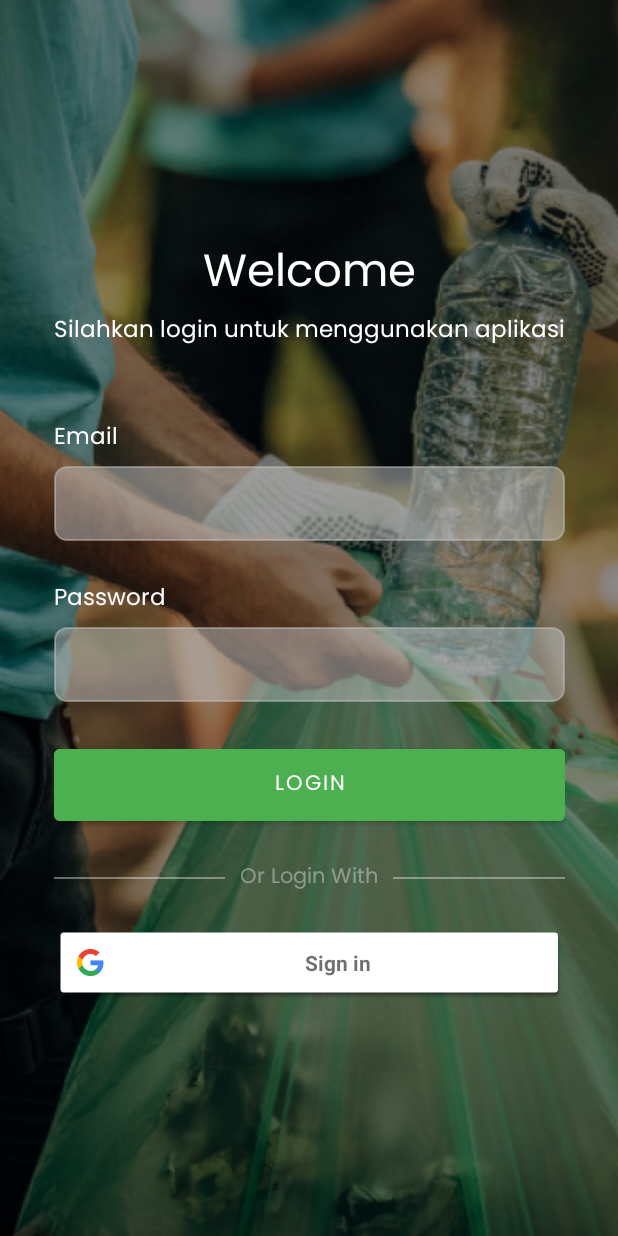
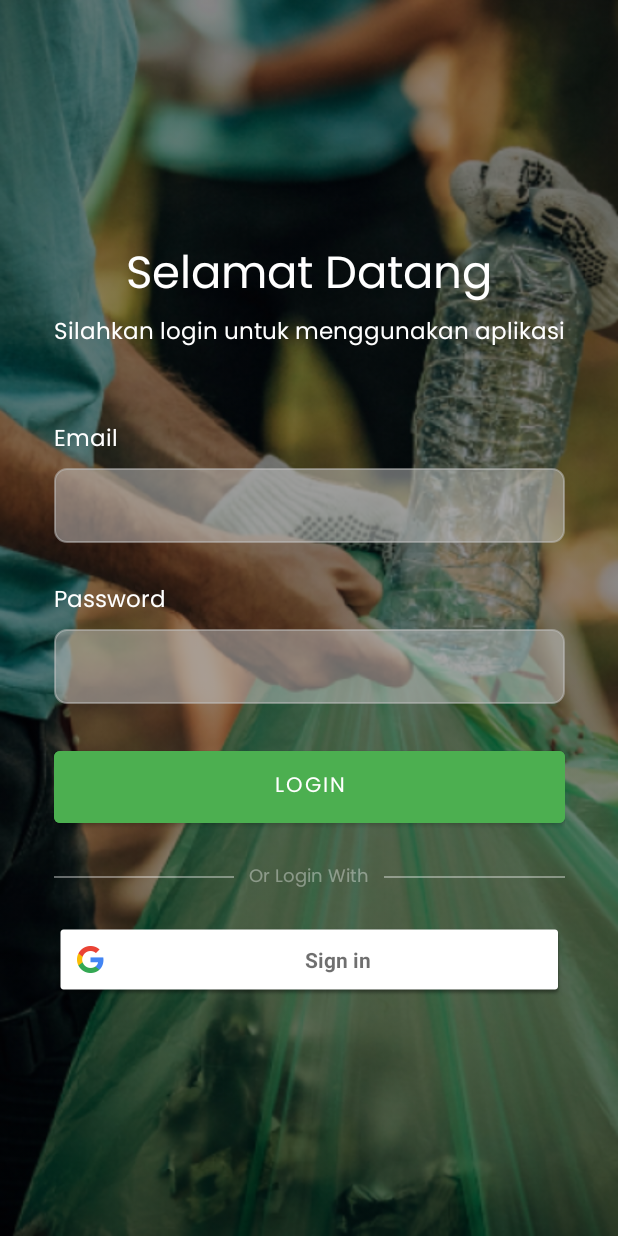
Before and after one commit to prasetya4di/MyBankSampah, an Android app: the layout activity_login.xml on its own in the app's theme, with its tools: preview values and no code run, on a phone screen of 412 x 824 dp. Run offline under Robolectric (Android 15) with nearby library versions, the phone set to English and light mode, and no system bars.

Commit message:
add string resources

```diff
--- a/app/src/main/res/layout/activity_login.xml
+++ b/app/src/main/res/layout/activity_login.xml
@@ -23,14 +23,14 @@
         <TextView
             android:layout_width="wrap_content"
             android:layout_height="wrap_content"
-            android:text="Welcome"
+            android:text="@string/txt_welcome"
             android:textColor="@color/white"
             android:textSize="30sp" />
 
         <TextView
             android:layout_width="wrap_content"
             android:layout_height="wrap_content"
-            android:text="Silahkan login untuk menggunakan aplikasi"
+            android:text="@string/txt_please_login"
             android:textColor="@color/white"
             android:textSize="15sp" />
 
@@ -38,7 +38,7 @@
             android:layout_width="match_parent"
             android:layout_height="wrap_content"
             android:layout_marginTop="45dp"
-            android:text="Email"
+            android:text="@string/label_email"
             android:textColor="@color/white"
             android:textSize="15sp" />
 
@@ -53,7 +53,7 @@
             android:layout_width="match_parent"
             android:layout_height="wrap_content"
             android:layout_marginTop="26dp"
-            android:text="Password"
+            android:text="@string/label_password"
             android:textColor="@color/white"
             android:textSize="15sp" />
 
@@ -70,7 +70,7 @@
             android:layout_height="60dp"
             android:layout_marginTop="25dp"
             android:backgroundTint="@color/colorPrimary"
-            android:text="Login" />
+            android:text="@string/txt_login" />
 
         <LinearLayout
             android:layout_width="match_parent"
@@ -90,7 +90,8 @@
                 android:layout_height="wrap_content"
                 android:layout_marginLeft="10dp"
                 android:layout_marginRight="10dp"
-                android:text="Or Login With"
+                android:text="@string/txt_login_with"
+                android:textSize="12sp"
                 android:textColor="#60FFFFFF" />
 
             <View
--- a/app/src/main/res/values/strings.xml
+++ b/app/src/main/res/values/strings.xml
@@ -29,6 +29,11 @@
     <string name="txt_your_balance">Saldo Anda :</string>
     <string name="txt_your_balance_and_history"><![CDATA[Saldo & Riwayat Anda]]></string>
     <string name="location_racionale">Aplikasi Bank Sampah perlu mendapat ijin untuk mengakses lokasi anda untuk mempermudah penjemputan</string>
+    <string name="txt_please_login">Silahkan login untuk menggunakan aplikasi</string>
+    <string name="label_email">Email</string>
+    <string name="label_password">Password</string>
+    <string name="txt_login">Login</string>
+    <string name="txt_login_with">Or Login With</string>
     <string-array name="sampah_category">
         <item>Plastik</item>
         <item>Logam</item>
```
